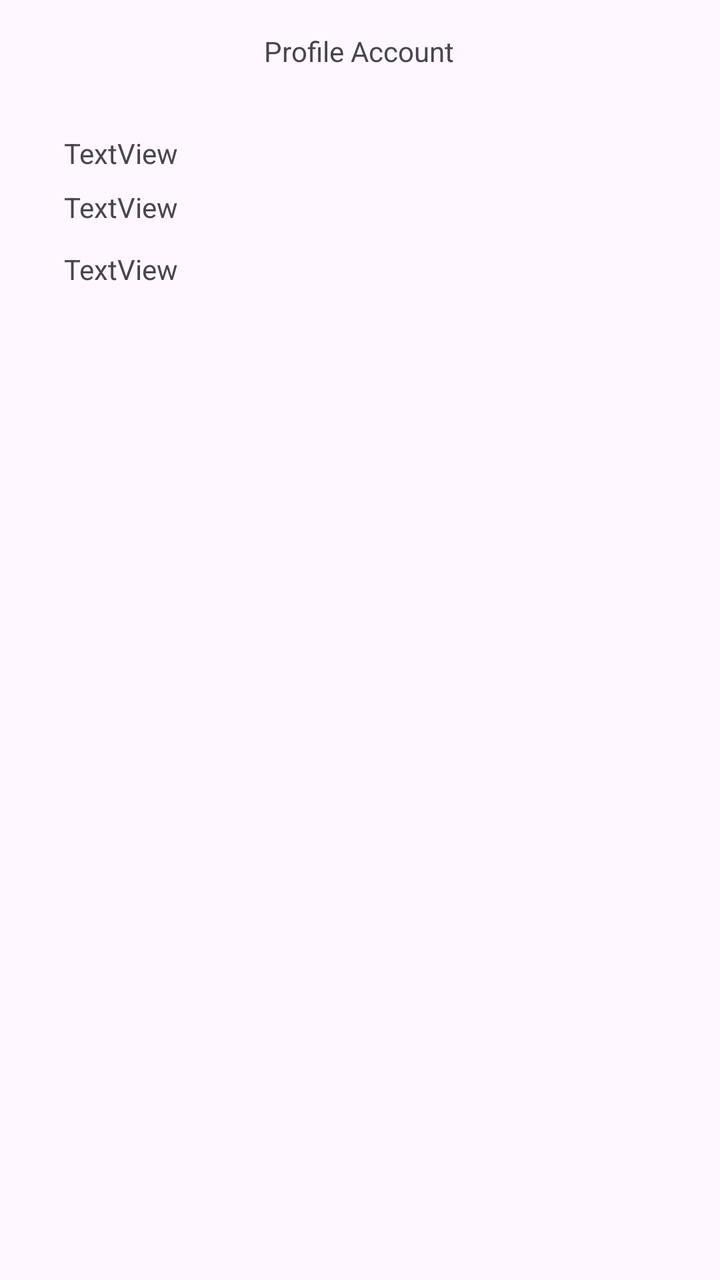
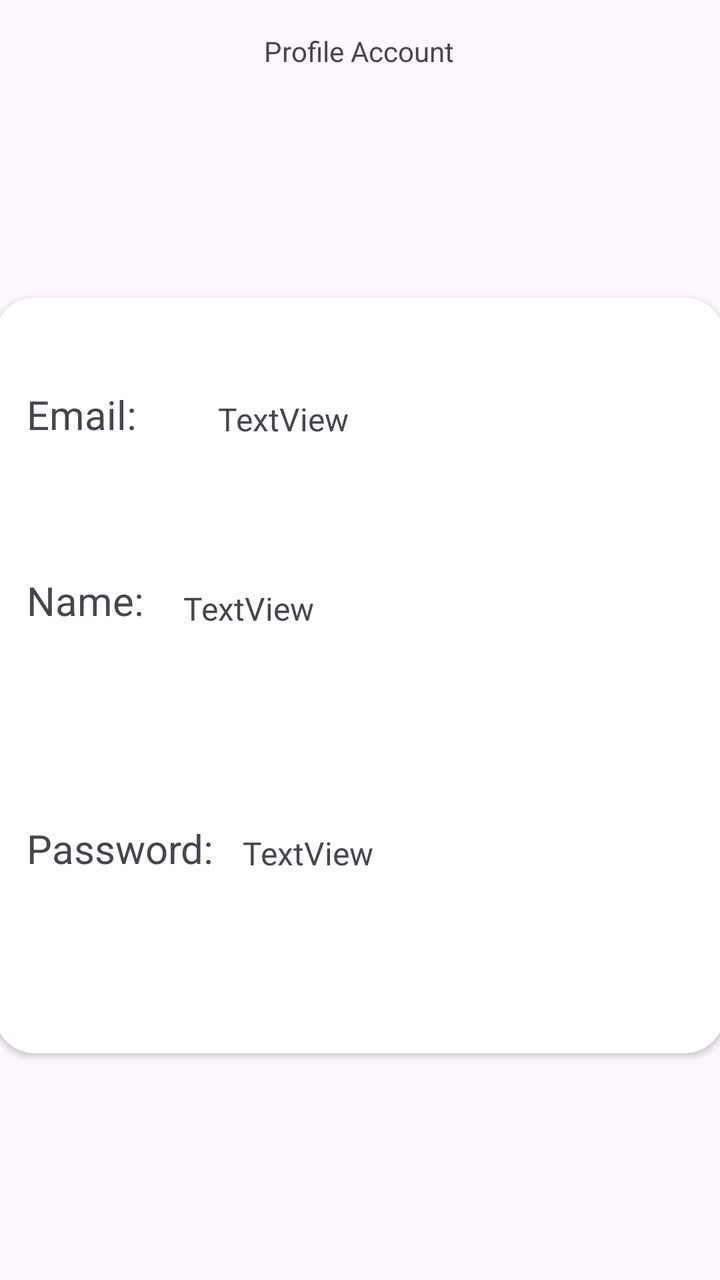

Before-and-after screenshots of an Android layout around one commit, followed by the original layout XML and the change that was made.
<!-- AndroidManifest.xml: application theme Theme.Serenitea -->
<!-- res/layout/activity_profile.xml -->
<?xml version="1.0" encoding="utf-8"?>
<androidx.constraintlayout.widget.ConstraintLayout xmlns:android="http://schemas.android.com/apk/res/android"
    xmlns:app="http://schemas.android.com/apk/res-auto"
    xmlns:tools="http://schemas.android.com/tools"
    android:id="@+id/main"
    android:layout_width="match_parent"
    android:layout_height="match_parent"
    tools:context=".ui.ProfileActivity">

    <TextView
        android:id="@+id/textView8"
        android:layout_width="wrap_content"
        android:layout_height="wrap_content"
        android:layout_marginTop="16dp"
        android:text="Profile Account"
        app:layout_constraintEnd_toEndOf="parent"
        app:layout_constraintHorizontal_bias="0.498"
        app:layout_constraintStart_toStartOf="parent"
        app:layout_constraintTop_toTopOf="parent" />

    <TextView
        android:id="@+id/tv_profileName"
        android:layout_width="wrap_content"
        android:layout_height="wrap_content"
        android:layout_marginStart="32dp"
        android:layout_marginTop="32dp"
        android:text="TextView"
        app:layout_constraintStart_toStartOf="parent"
        app:layout_constraintTop_toBottomOf="@+id/textView8" />

    <TextView
        android:id="@+id/tv_emailProfile"
        android:layout_width="wrap_content"
        android:layout_height="wrap_content"
        android:layout_marginTop="8dp"
        android:text="TextView"
        app:layout_constraintStart_toStartOf="@+id/tv_profileName"
        app:layout_constraintTop_toBottomOf="@+id/tv_profileName" />

    <TextView
        android:id="@+id/tv_passProfile"
        android:layout_width="wrap_content"
        android:layout_height="wrap_content"
        android:layout_marginTop="12dp"
        android:text="TextView"
        app:layout_constraintStart_toStartOf="@+id/tv_emailProfile"
        app:layout_constraintTop_toBottomOf="@+id/tv_emailProfile" />
</androidx.constraintlayout.widget.ConstraintLayout>
<!-- resources referenced by this layout -->
<resources>
  <style name="Theme.Serenitea" parent="Base.Theme.Serenitea" />
  <style name="Base.Theme.Serenitea" parent="Theme.Material3.DayNight.NoActionBar">
          
          
      </style>
</resources>

<!-- the commit's change to res/layout/activity_profile.xml (unified diff, before → after) -->
@@ -6,6 +6,20 @@
     android:layout_width="match_parent"
     android:layout_height="match_parent"
     tools:context=".ui.ProfileActivity">
+
+    <TextView
+        android:id="@+id/btn_back3"
+        android:layout_width="22dp"
+        android:layout_height="20dp"
+        android:layout_marginRight="330dp"
+        android:layout_marginBottom="650dp"
+        android:background="@drawable/baseline_arrow_back_24"
+        app:layout_constraintBottom_toBottomOf="parent"
+        app:layout_constraintEnd_toEndOf="parent"
+        app:layout_constraintHorizontal_bias="0.298"
+        app:layout_constraintStart_toStartOf="parent"
+        app:layout_constraintTop_toTopOf="parent"
+        app:layout_constraintVertical_bias="0.153" />
 
     <TextView
         android:id="@+id/textView8"
@@ -18,31 +32,98 @@
         app:layout_constraintStart_toStartOf="parent"
         app:layout_constraintTop_toTopOf="parent" />
 
-    <TextView
-        android:id="@+id/tv_profileName"
-        android:layout_width="wrap_content"
-        android:layout_height="wrap_content"
-        android:layout_marginStart="32dp"
-        android:layout_marginTop="32dp"
-        android:text="TextView"
+    <androidx.cardview.widget.CardView
+        android:layout_width="365dp"
+        android:layout_height="378dp"
+        android:layout_marginStart="2dp"
+        android:layout_marginEnd="3dp"
+        app:cardCornerRadius="20dp"
+        app:layout_constraintBottom_toBottomOf="parent"
+        app:layout_constraintEnd_toEndOf="parent"
+        app:layout_constraintHorizontal_bias="0.512"
         app:layout_constraintStart_toStartOf="parent"
-        app:layout_constraintTop_toBottomOf="@+id/textView8" />
+        app:layout_constraintTop_toBottomOf="@+id/textView8">
 
-    <TextView
-        android:id="@+id/tv_emailProfile"
-        android:layout_width="wrap_content"
-        android:layout_height="wrap_content"
-        android:layout_marginTop="8dp"
-        android:text="TextView"
-        app:layout_constraintStart_toStartOf="@+id/tv_profileName"
-        app:layout_constraintTop_toBottomOf="@+id/tv_profileName" />
+        <androidx.constraintlayout.widget.ConstraintLayout
+            android:layout_width="match_parent"
+            android:layout_height="match_parent">
 
-    <TextView
-        android:id="@+id/tv_passProfile"
-        android:layout_width="wrap_content"
-        android:layout_height="wrap_content"
-        android:layout_marginTop="12dp"
-        android:text="TextView"
-        app:layout_constraintStart_toStartOf="@+id/tv_emailProfile"
-        app:layout_constraintTop_toBottomOf="@+id/tv_emailProfile" />
+            <TextView
+                android:id="@+id/tv_emailProfile"
+                android:layout_width="wrap_content"
+                android:layout_height="wrap_content"
+                android:layout_marginEnd="188dp"
+                android:text="TextView"
+                android:textSize="16sp"
+                app:layout_constraintBottom_toBottomOf="parent"
+                app:layout_constraintEnd_toEndOf="parent"
+                app:layout_constraintHorizontal_bias="1.0"
+                app:layout_constraintStart_toEndOf="@+id/textView24"
+                app:layout_constraintTop_toTopOf="parent"
+                app:layout_constraintVertical_bias="0.14" />
+
+            <TextView
+                android:id="@+id/tv_profileName"
+                android:layout_width="wrap_content"
+                android:layout_height="wrap_content"
+                android:text="TextView"
+                android:textSize="16sp"
+                app:layout_constraintBottom_toBottomOf="parent"
+                app:layout_constraintEnd_toEndOf="parent"
+                app:layout_constraintHorizontal_bias="0.066"
+                app:layout_constraintStart_toEndOf="@+id/textView25"
+                app:layout_constraintTop_toTopOf="parent"
+                app:layout_constraintVertical_bias="0.406" />
+
+            <TextView
+                android:id="@+id/tv_passProfile"
+                android:layout_width="wrap_content"
+                android:layout_height="wrap_content"
+                android:text="TextView"
+                android:textSize="16sp"
+                app:layout_constraintBottom_toBottomOf="parent"
+                app:layout_constraintEnd_toEndOf="parent"
+                app:layout_constraintHorizontal_bias="0.076"
+                app:layout_constraintStart_toEndOf="@+id/textView26"
+                app:layout_constraintTop_toTopOf="parent"
+                app:layout_constraintVertical_bias="0.749" />
+
+            <TextView
+                android:id="@+id/textView24"
+                android:layout_width="wrap_content"
+                android:layout_height="wrap_content"
+                android:layout_marginStart="16dp"
+                android:text="Email:"
+                android:textSize="20sp"
+                app:layout_constraintBottom_toBottomOf="parent"
+                app:layout_constraintStart_toStartOf="parent"
+                app:layout_constraintTop_toTopOf="parent"
+                app:layout_constraintVertical_bias="0.128" />
+
+            <TextView
+                android:id="@+id/textView25"
+                android:layout_width="wrap_content"
+                android:layout_height="wrap_content"
+                android:layout_marginStart="16dp"
+                android:text="Name: "
+                android:textSize="20sp"
+                app:layout_constraintBottom_toBottomOf="parent"
+                app:layout_constraintStart_toStartOf="parent"
+                app:layout_constraintTop_toBottomOf="@+id/textView24"
+                app:layout_constraintVertical_bias="0.236" />
+
+            <TextView
+                android:id="@+id/textView26"
+                android:layout_width="wrap_content"
+                android:layout_height="wrap_content"
+                android:layout_marginStart="16dp"
+                android:text="Password:"
+                android:textSize="20sp"
+                app:layout_constraintBottom_toBottomOf="parent"
+                app:layout_constraintStart_toStartOf="parent"
+                app:layout_constraintTop_toBottomOf="@+id/textView25"
+                app:layout_constraintVertical_bias="0.521" />
+        </androidx.constraintlayout.widget.ConstraintLayout>
+    </androidx.cardview.widget.CardView>
+
 </androidx.constraintlayout.widget.ConstraintLayout>
<!-- resource entries referenced after the edit -->
@@ -1,5 +1,11 @@
 <!-- resources referenced by this layout -->
 <resources>
+  <!-- drawable baseline_arrow_back_24 (drawable) -->
+  <vector xmlns:android="http://schemas.android.com/apk/res/android" android:autoMirrored="true" android:height="24dp" android:tint="#000000" android:viewportHeight="24" android:viewportWidth="24" android:width="24dp">
+        
+      <path android:fillColor="@android:color/white" android:pathData="M20,11H7.83l5.59,-5.59L12,4l-8,8 8,8 1.41,-1.41L7.83,13H20v-2z"/>
+      
+  </vector>
   <style name="Theme.Serenitea" parent="Base.Theme.Serenitea" />
   <style name="Base.Theme.Serenitea" parent="Theme.Material3.DayNight.NoActionBar">
           
